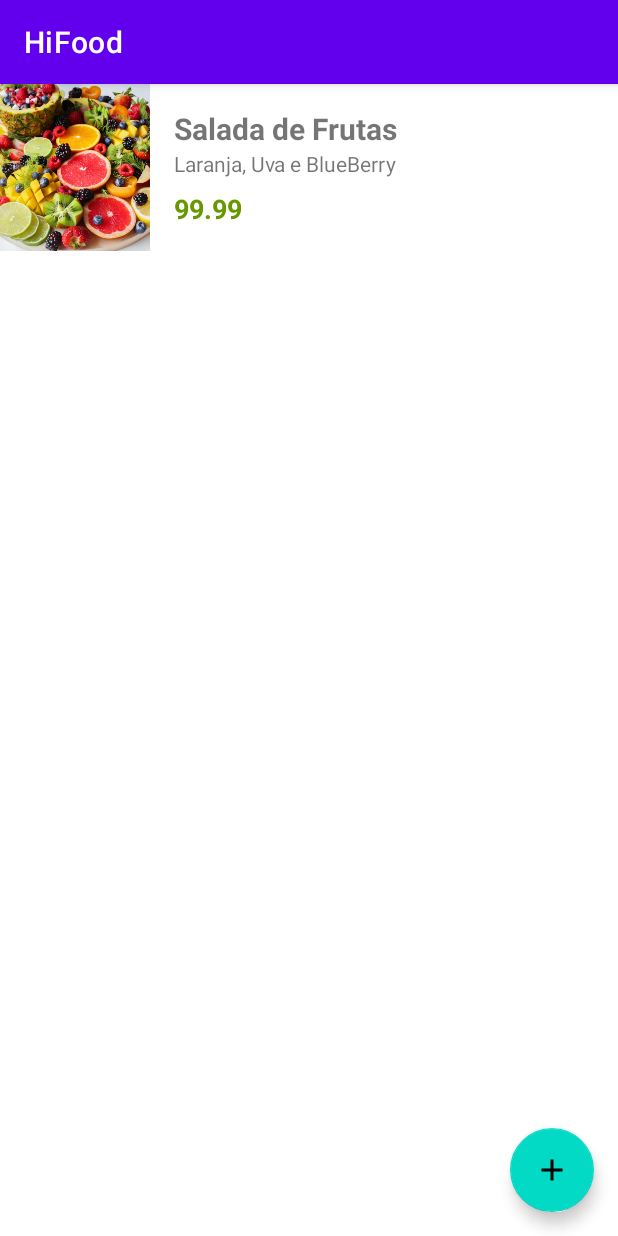
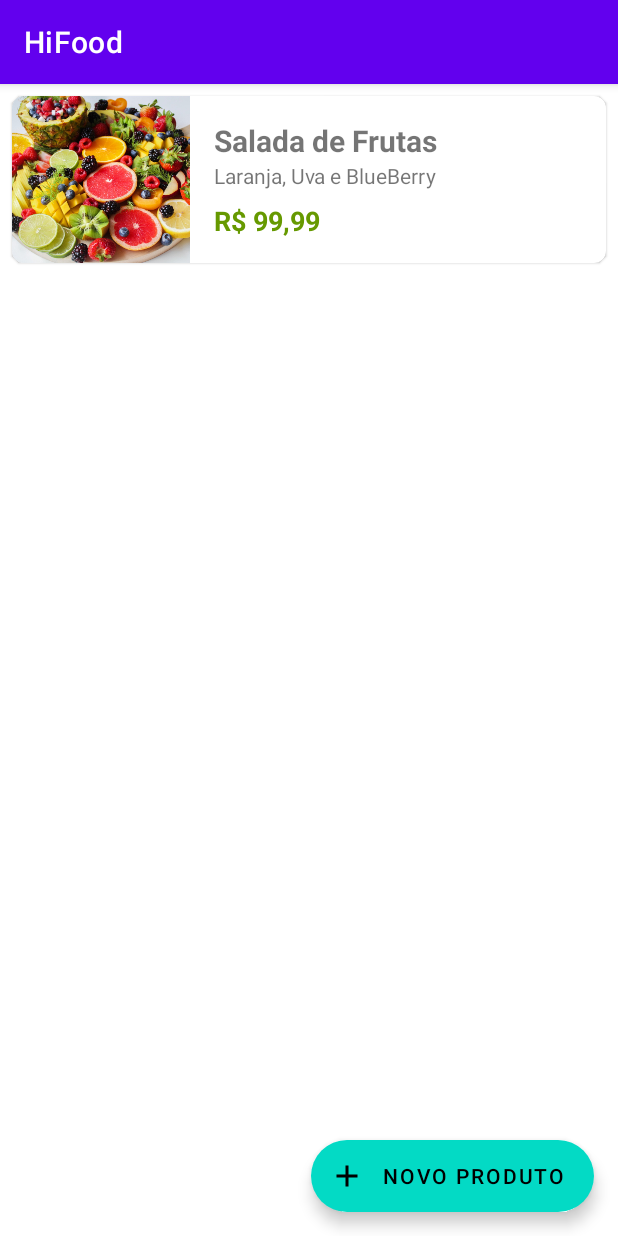
Before and after one commit to git-jr/HiFood, an Android app: the screen it shows after launch (ListaProdutosActivity), on a phone screen of 412 x 824 dp. Run offline under Robolectric (Android 15) with nearby library versions, the light colour scheme and no system bars; Roboto replaces fonts that are not available here.

Commit message:
Cardview, proporções e pesos - Customizando item de exibição do produto

```diff
--- a/app/build.gradle
+++ b/app/build.gradle
@@ -45,4 +45,7 @@ dependencies {
     testImplementation 'junit:junit:4.13.2'
     androidTestImplementation 'androidx.test.ext:junit:1.1.3'
     androidTestImplementation 'androidx.test.espresso:espresso-core:3.4.0'
+
+
+
 }
--- a/app/src/main/java/com/paradoxo/hifood/ui/activity/ListaProdutosActivity.kt
+++ b/app/src/main/java/com/paradoxo/hifood/ui/activity/ListaProdutosActivity.kt
@@ -32,7 +32,7 @@ class ListaProdutosActivity : AppCompatActivity(R.layout.activity_lista_produtos
     }
 
     private fun configuraFab() {
-        val fab = binding.activityListaProdutosFab
+        val fab = binding.activityListaProdutosExtendFab
         fab.setOnClickListener {
             vaiParaFormularioProduto()
         }
--- a/app/src/main/java/com/paradoxo/hifood/ui/recyclerview/adapter/ListaProdutosAdapter.kt
+++ b/app/src/main/java/com/paradoxo/hifood/ui/recyclerview/adapter/ListaProdutosAdapter.kt
@@ -6,6 +6,9 @@ import android.view.ViewGroup
 import androidx.recyclerview.widget.RecyclerView
 import com.paradoxo.hifood.databinding.ProdutoItemBinding
 import com.paradoxo.hifood.model.Produto
+import java.math.BigDecimal
+import java.text.NumberFormat
+import java.util.*
 
 class ListaProdutosAdapter(
     private val context: Context,
@@ -22,7 +25,13 @@ class ListaProdutosAdapter(
 
             nome.text = produto.nome
             descricao.text = produto.descricao
-            valor.text = produto.valor.toPlainString()
+            val valorEmMoeda = formataParaMoedaBrasileira(produto.valor)
+            valor.text = valorEmMoeda
+        }
+
+        private fun formataParaMoedaBrasileira(valor: BigDecimal): String? {
+            val formatador: NumberFormat = NumberFormat.getCurrencyInstance(Locale("pt", "br"))
+            return formatador.format(valor)
         }
     }
 
--- a/app/src/main/res/layout/activity_lista_produtos.xml
+++ b/app/src/main/res/layout/activity_lista_produtos.xml
@@ -17,14 +17,17 @@
         app:layout_constraintTop_toTopOf="parent"
         tools:listitem="@layout/produto_item" />
 
-    <com.google.android.material.floatingactionbutton.FloatingActionButton
-        android:id="@+id/activity_lista_produtos_fab"
+
+
+    <com.google.android.material.floatingactionbutton.ExtendedFloatingActionButton
+        android:id="@+id/activity_lista_produtos_extendFab"
         android:layout_width="wrap_content"
         android:layout_height="wrap_content"
         android:clickable="true"
         android:focusable="true"
+        android:text="Novo Produto"
         android:layout_margin="16dp"
         app:layout_constraintBottom_toBottomOf="parent"
         app:layout_constraintEnd_toEndOf="parent"
-        app:srcCompat="@drawable/ic_sharp_add_24" />
+        app:icon="@drawable/ic_sharp_add_24"/>
 </androidx.constraintlayout.widget.ConstraintLayout>
--- a/app/src/main/res/layout/produto_item.xml
+++ b/app/src/main/res/layout/produto_item.xml
@@ -1,7 +1,15 @@
 <?xml version="1.0" encoding="utf-8"?>
-<androidx.constraintlayout.widget.ConstraintLayout xmlns:android="http://schemas.android.com/apk/res/android"
+
+<com.google.android.material.card.MaterialCardView xmlns:android="http://schemas.android.com/apk/res/android"
     xmlns:app="http://schemas.android.com/apk/res-auto"
     xmlns:tools="http://schemas.android.com/tools"
+    android:layout_width="match_parent"
+    android:layout_height="wrap_content"
+    android:layout_margin="8dp"
+    android:elevation="8dp"
+    app:cardCornerRadius="8dp">
+
+    <androidx.constraintlayout.widget.ConstraintLayout
         android:layout_width="match_parent"
         android:layout_height="wrap_content">
 
@@ -42,7 +50,7 @@
             android:layout_marginTop="8dp"
             android:layout_marginBottom="16dp"
             android:fontFamily="@font/montserrat_alternates"
-        android:text="19.99"
+            android:text="R$ 19.99"
             android:textColor="@android:color/holo_green_dark"
             android:textSize="18sp"
             android:textStyle="bold"
@@ -51,16 +59,19 @@
             app:layout_constraintStart_toStartOf="@id/produto_item_nome"
             app:layout_constraintTop_toBottomOf="@id/produto_item_descricao" />
 
+
         <ImageView
             android:id="@+id/imageView"
-        android:layout_width="100dp"
+            android:layout_width="0dp"
             android:layout_height="0dp"
             android:scaleType="centerCrop"
             app:layout_constraintBottom_toBottomOf="parent"
             app:layout_constraintEnd_toStartOf="@id/produto_item_nome"
             app:layout_constraintStart_toStartOf="parent"
             app:layout_constraintTop_toTopOf="parent"
+            app:layout_constraintWidth_percent="0.3"
             app:srcCompat="@drawable/produto_1"
             tools:srcCompat="@tools:sample/backgrounds/scenic" />
 
     </androidx.constraintlayout.widget.ConstraintLayout>
+</com.google.android.material.card.MaterialCardView>
```
Lines whose indentation alone changed are shown as unchanged.
